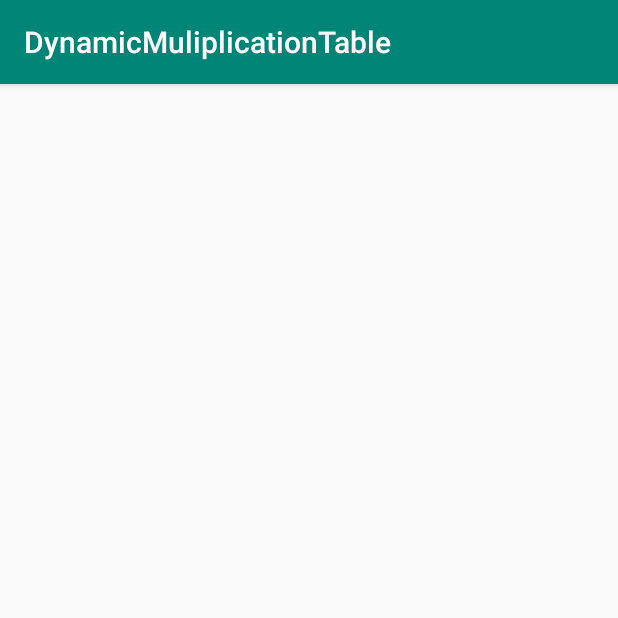
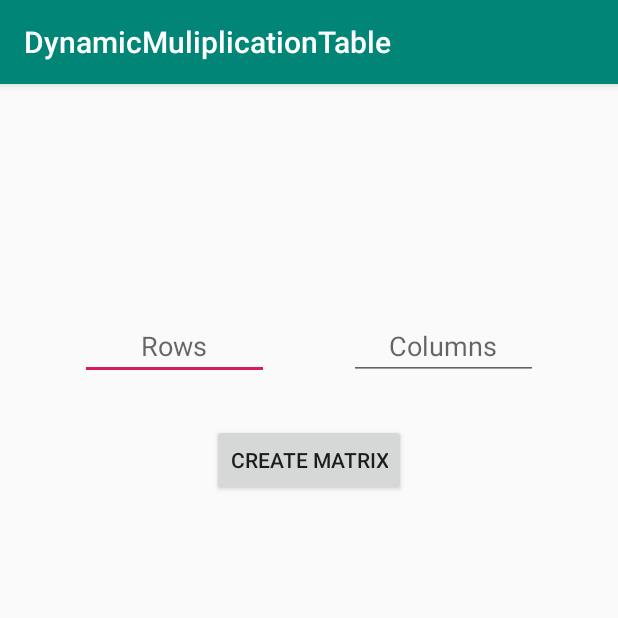
Before and after one commit to rohegde7/android_app_practice, an Android app: the screen it shows after launch (MainActivity), on a phone screen of 412 x 824 dp, the top half of it. Run offline under Robolectric (Android 15) with nearby library versions, the phone set to English and light mode, and no system bars.

Commit message:
v1.1 MainActivity working

```diff
--- a/DynamicMuliplicationTable/app/src/main/res/layout/activity_main.xml
+++ b/DynamicMuliplicationTable/app/src/main/res/layout/activity_main.xml
@@ -6,4 +6,61 @@
     android:layout_height="match_parent"
     tools:context=".MainActivity">
 
+    <EditText
+        android:id="@+id/editText"
+        android:layout_width="126dp"
+        android:layout_height="wrap_content"
+        android:layout_marginTop="152dp"
+        android:gravity="center_horizontal"
+        android:ems="10"
+        android:hint="@string/no_rows"
+        android:inputType="number"
+        app:layout_constraintEnd_toStartOf="@+id/editText2"
+        app:layout_constraintHorizontal_bias="0.5"
+        app:layout_constraintHorizontal_chainStyle="spread"
+        app:layout_constraintStart_toStartOf="parent"
+        app:layout_constraintTop_toTopOf="parent" />
+
+    <EditText
+        android:id="@+id/editText2"
+        android:layout_width="126dp"
+        android:layout_height="wrap_content"
+        android:hint="@string/no_cols"
+        android:gravity="center_horizontal"
+        android:layout_marginTop="152dp"
+        android:ems="10"
+        android:inputType="number"
+        app:layout_constraintEnd_toEndOf="parent"
+        app:layout_constraintHorizontal_bias="0.5"
+        app:layout_constraintStart_toEndOf="@+id/editText"
+        app:layout_constraintTop_toTopOf="parent" />
+
+    <Button
+        android:id="@+id/button"
+        android:layout_width="wrap_content"
+        android:layout_height="wrap_content"
+        android:text="@string/calculate_matrix_button"
+        app:layout_constraintEnd_toEndOf="@+id/editText2"
+        app:layout_constraintStart_toStartOf="@+id/editText"
+        app:layout_constraintTop_toTopOf="@+id/guideline" />
+
+    <android.support.constraint.Barrier
+        android:id="@+id/barrier"
+        android:layout_width="wrap_content"
+        android:layout_height="wrap_content"
+        app:barrierDirection="top"
+        tools:layout_editor_absoluteY="511dp" />
+
+    <android.support.constraint.Barrier
+        android:id="@+id/barrier2"
+        android:layout_width="wrap_content"
+        android:layout_height="wrap_content"
+        app:barrierDirection="top" />
+
+    <android.support.constraint.Guideline
+        android:id="@+id/guideline"
+        android:layout_width="wrap_content"
+        android:layout_height="wrap_content"
+        android:orientation="horizontal"
+        app:layout_constraintGuide_begin="227dp" />
 </android.support.constraint.ConstraintLayout>
--- a/DynamicMuliplicationTable/app/src/main/res/values/strings.xml
+++ b/DynamicMuliplicationTable/app/src/main/res/values/strings.xml
@@ -1,3 +1,6 @@
 <resources>
     <string name="app_name">DynamicMuliplicationTable</string>
+    <string name="calculate_matrix_button">Create Matrix</string>
+    <string name="no_rows">Rows</string>
+    <string name="no_cols">Columns</string>
 </resources>
```
